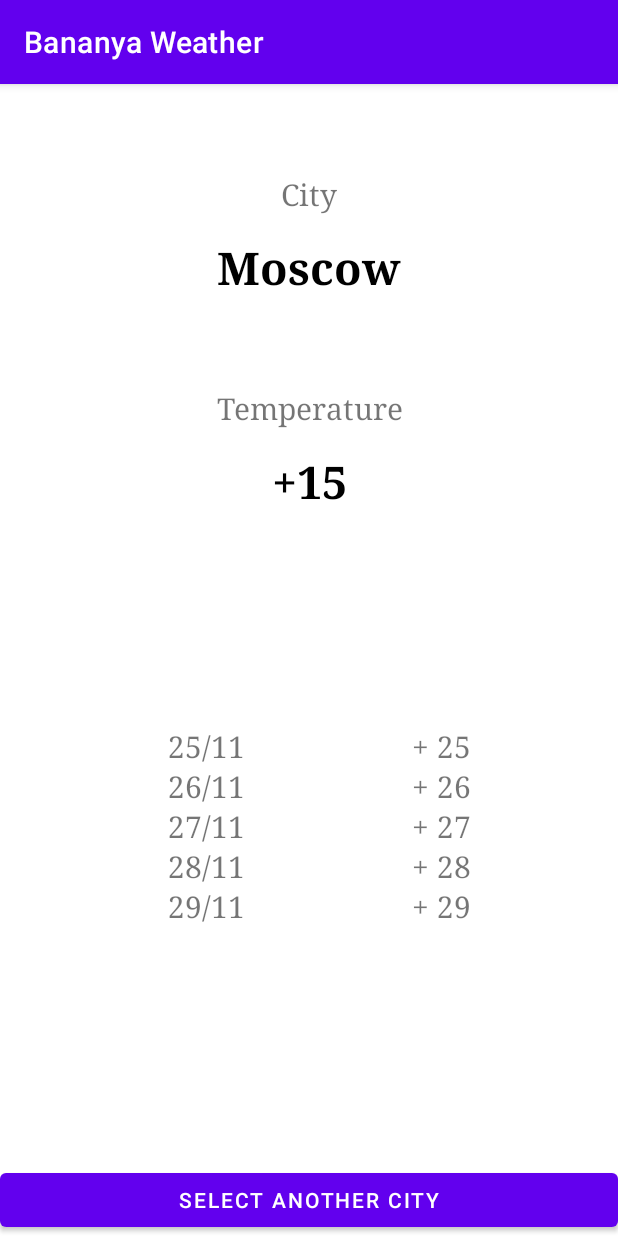
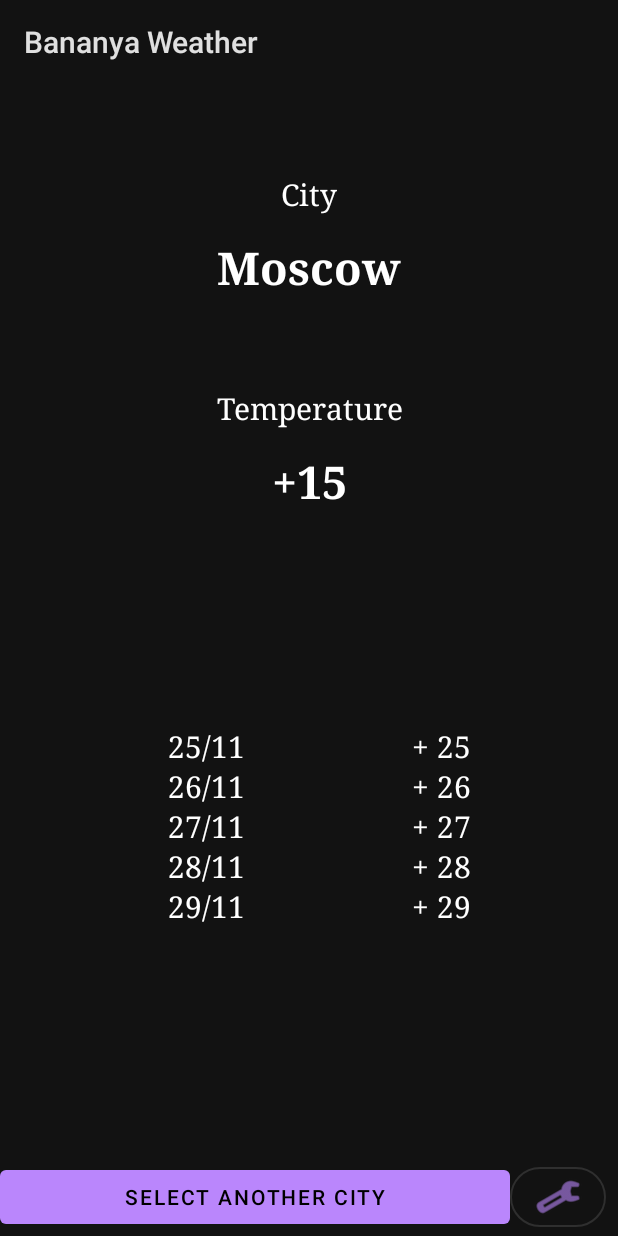
Before and after one commit to AnyaBananya/Androidik, an Android app: the screen it shows after launch (MainActivity), on a phone screen of 412 x 824 dp. Run offline under Robolectric (Android 15) with nearby library versions, the light colour scheme and no system bars.

Commit message:
ДЗ 7: перевод на material design

```diff
--- a/app/src/main/AndroidManifest.xml
+++ b/app/src/main/AndroidManifest.xml
@@ -16,7 +16,8 @@
                 <category android:name="android.intent.category.LAUNCHER" />
             </intent-filter>
         </activity>
-        <activity android:name=".SelectCityActivity"></activity>
+        <activity android:name=".SelectCityActivity"/>
+        <activity android:name=".SettingsActivity"/>
     </application>
 
 </manifest>
--- /dev/null
+++ b/app/src/main/java/ru/geekbrains/bananaforecast/BaseActivity.java
@@ -0,0 +1,34 @@
+package ru.geekbrains.bananaforecast;
+
+import androidx.appcompat.app.AppCompatActivity;
+import android.content.SharedPreferences;
+import android.os.Bundle;
+
+public class BaseActivity extends AppCompatActivity {
+    private static final String NameSharedPreference = "LOGIN";
+    private static final String IsDarkTheme = "IS_DARK_THEME";
+
+    @Override
+    protected void onCreate(Bundle savedInstanceState) {
+        super.onCreate(savedInstanceState);
+        if(isDarkTheme()){
+            setTheme(R.style.AppDarkTheme);
+        }else{
+            setTheme(R.style.AppTheme);
+        }
+        setContentView(R.layout.activity_base);
+    }
+
+    protected boolean isDarkTheme() {
+        SharedPreferences sharedPref = getSharedPreferences(NameSharedPreference, MODE_PRIVATE);
+        return sharedPref.getBoolean(IsDarkTheme, true);
+    }
+
+    protected void setDarkTheme(boolean isDarkTheme) {
+        SharedPreferences sharedPref = getSharedPreferences(NameSharedPreference, MODE_PRIVATE);
+        SharedPreferences.Editor editor = sharedPref.edit();
+        editor.putBoolean(IsDarkTheme, isDarkTheme);
+        editor.apply();
+    }
+
+}
--- a/app/src/main/java/ru/geekbrains/bananaforecast/MainActivity.java
+++ b/app/src/main/java/ru/geekbrains/bananaforecast/MainActivity.java
@@ -1,7 +1,7 @@
 package ru.geekbrains.bananaforecast;
 
 import androidx.annotation.NonNull;
-import androidx.appcompat.app.AppCompatActivity;
+import androidx.annotation.Nullable;
 import androidx.recyclerview.widget.LinearLayoutManager;
 import androidx.recyclerview.widget.RecyclerView;
 
@@ -11,21 +11,15 @@ import android.util.Log;
 import android.view.View;
 import android.widget.Button;
 import android.widget.TextView;
+import java.text.SimpleDateFormat;
+import java.util.Calendar;
 
-import java.text.SimpleDateFormat;
-import java.time.LocalDate;
-import java.time.LocalDateTime;
-import java.time.format.DateTimeFormatter;
-import java.util.Calendar;
-import java.util.Date;
-import java.util.Formatter;
-import java.util.HashMap;
-
-public class MainActivity extends AppCompatActivity implements View.OnClickListener {
+public class MainActivity extends BaseActivity implements View.OnClickListener {
     private static final String TAG = MainActivity.class.getSimpleName();
     private static final boolean DEBUG = false;
     private static final int DAY_COUNT = 5;
     private City city;
+    private static final int SETTING_CODE = 88;
 
     @Override
     protected void onCreate(Bundle savedInstanceState) {
@@ -36,6 +30,12 @@ public class MainActivity extends AppCompatActivity implements View.OnClickListe
         }
 
         setContentView(R.layout.activity_main);
+
+        Button setting = findViewById(R.id.button3);
+        setting.setOnClickListener(v -> {
+            Intent intent = new Intent(MainActivity.this, SettingsActivity.class);
+            startActivityForResult(intent, SETTING_CODE);
+        });
 
         initRecyclerView(generateDays(), generateTemperatures());
 
@@ -175,4 +175,13 @@ public class MainActivity extends AppCompatActivity implements View.OnClickListe
             Log.d(TAG, "onSaveInsSt()");
         }
     }
+
+    @Override
+    protected void onActivityResult(int requestCode, int resultCode, @Nullable Intent data) {
+        super.onActivityResult(requestCode, resultCode, data);
+        if (requestCode == SETTING_CODE){
+            recreate();
+        }
+    }
+
 }
--- a/app/src/main/java/ru/geekbrains/bananaforecast/SocnetAdapter.java
+++ b/app/src/main/java/ru/geekbrains/bananaforecast/SocnetAdapter.java
@@ -5,7 +5,6 @@ import android.view.LayoutInflater;
 import android.view.View;
 import android.view.ViewGroup;
 import android.widget.TextView;
-
 import androidx.annotation.NonNull;
 import androidx.recyclerview.widget.RecyclerView;
 
--- a/app/src/main/res/layout/activity_main.xml
+++ b/app/src/main/res/layout/activity_main.xml
@@ -12,7 +12,7 @@
             app:layout_constraintTop_toTopOf="parent"
             app:layout_constraintLeft_toLeftOf="parent"
             app:layout_constraintRight_toRightOf="parent"
-            app:layout_constraintBottom_toTopOf="@+id/buttonSelectCity"
+            app:layout_constraintBottom_toTopOf="@+id/linear"
             android:layout_height="0px">
 
         <LinearLayout
@@ -37,18 +37,38 @@
                     android:layout_gravity="center"
                     android:layout_width="match_parent"
                     android:layout_height="wrap_content"
-                    android:layout_weight="1"/>
+                    android:layout_weight="1" />
         </LinearLayout>
     </ScrollView>
 
-    <Button
-            android:id="@+id/buttonSelectCity"
+    <LinearLayout
+            android:id="@+id/linear"
             android:layout_width="match_parent"
             android:layout_height="wrap_content"
+            android:orientation="horizontal"
             app:layout_constraintTop_toBottomOf="@+id/recycler"
             app:layout_constraintBottom_toBottomOf="parent"
             app:layout_constraintLeft_toLeftOf="parent"
             app:layout_constraintRight_toRightOf="parent"
-            android:text="@string/button_go_to_city_list"
-            tools:ignore="NotSibling" />
+            tools:ignore="NotSibling">
+
+        <com.google.android.material.button.MaterialButton
+                android:id="@+id/buttonSelectCity"
+                android:layout_width="match_parent"
+                android:layout_height="wrap_content"
+                android:text="@string/button_go_to_city_list"
+                style="@style/Widget.MaterialComponents.Button.UnelevatedButton"
+                android:layout_weight="3"/>
+
+        <com.google.android.material.button.MaterialButton
+                android:id="@+id/button3"
+                style="@style/Widget.MaterialComponents.Button.OutlinedButton"
+                android:layout_width="wrap_content"
+                android:layout_height="wrap_content"
+                android:layout_marginEnd="8dp"
+                app:cornerRadius="20dp"
+                app:icon="@android:drawable/ic_menu_preferences"
+                android:layout_weight="1"/>
+    </LinearLayout>
+
 </androidx.constraintlayout.widget.ConstraintLayout>
--- a/app/src/main/res/layout/activity_select_city.xml
+++ b/app/src/main/res/layout/activity_select_city.xml
@@ -52,7 +52,7 @@
 
     </LinearLayout>
 
-    <Button
+    <com.google.android.material.button.MaterialButton
             android:id="@+id/buttonSelectCity"
             android:layout_width="match_parent"
             android:layout_height="wrap_content"
--- a/app/src/main/res/values/strings.xml
+++ b/app/src/main/res/values/strings.xml
@@ -10,6 +10,10 @@
     <string name="wind_speed">2 m/s</string>
     <string name="button_select">Select</string>
     <string name="button_go_to_city_list">Select another city</string>
+    <string name="msg_pressure">Pressure is checked</string>
+    <string name="darkTheme">Dark theme</string>
+    <string name="toast">Text for a toast</string>
+    <string name="back">Back</string>
     <string-array name="cities">
         <item>Moscow</item>
         <item>Saint Petersburg</item>
--- a/app/src/main/res/values/themes.xml
+++ b/app/src/main/res/values/themes.xml
@@ -1,6 +1,6 @@
 <resources xmlns:tools="http://schemas.android.com/tools">
     <!-- Base application theme. -->
-    <style name="Theme.BananaForecast" parent="Theme.MaterialComponents.DayNight.DarkActionBar">
+    <style name="AppTheme" parent="Theme.MaterialComponents.Light.DarkActionBar">
         <!-- Primary brand color. -->
         <item name="colorPrimary">@color/purple_500</item>
         <item name="colorPrimaryVariant">@color/purple_700</item>
@@ -13,18 +13,25 @@
         <item name="android:statusBarColor" tools:targetApi="l">?attr/colorPrimaryVariant</item>
         <!-- Customize your theme here. -->
     </style>
-    <style name = "HeaderText">
-        <item name = "android:textSize">@dimen/headerText</item>
-        <item name = "android:textColor">@color/black</item>
+
+    <style name="HeaderText">
+        <item name="android:textSize">@dimen/headerText</item>
+        <!--item name="android:textColor">@color/black</item-->
         <item name="android:fontFamily">serif</item>
         <item name="android:textStyle">bold</item>
     </style>
-    <style name = "SimpleText">
-        <item name = "android:textSize">@dimen/mainText</item>
+
+    <style name="SimpleText">
+        <item name="android:textSize">@dimen/mainText</item>
         <item name="android:fontFamily">serif</item>
     </style>
-    <style name = "AdditionText">
-        <item name = "android:textSize">@dimen/additionText</item>
+
+    <style name="AdditionText">
+        <item name="android:textSize">@dimen/additionText</item>
         <item name="android:fontFamily">serif</item>
     </style>
+
+    <style name="AppDarkTheme" parent="Theme.MaterialComponents">
+        <item name="android:textColor">@color/white</item>
+    </style>
 </resources>
--- a/build.gradle
+++ b/build.gradle
@@ -5,7 +5,7 @@ buildscript {
         jcenter()
     }
     dependencies {
-        classpath "com.android.tools.build:gradle:4.1.0"
+        classpath 'com.android.tools.build:gradle:4.1.1'
 
         // NOTE: Do not place your application dependencies here; they belong
         // in the individual module build.gradle files
```
Also changed, not shown: app/src/main/java/ru/geekbrains/bananaforecast/SelectCityActivity.java (+8 -5 lines), app/src/main/java/ru/geekbrains/bananaforecast/SettingsActivity.java (added, +46 -0 lines), app/src/main/res/layout/activity_base.xml (added, +9 -0 lines), app/src/main/res/layout/activity_settings.xml (added, +47 -0 lines), gradle/wrapper/gradle-wrapper.properties, 5 other files. Lines whose indentation alone changed are shown as unchanged.
